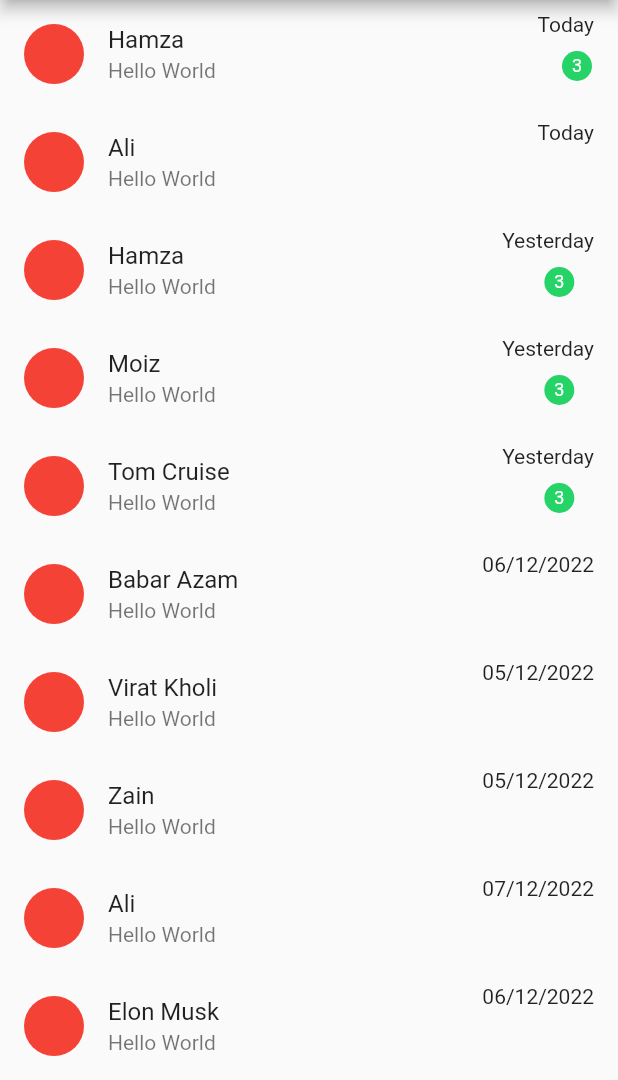
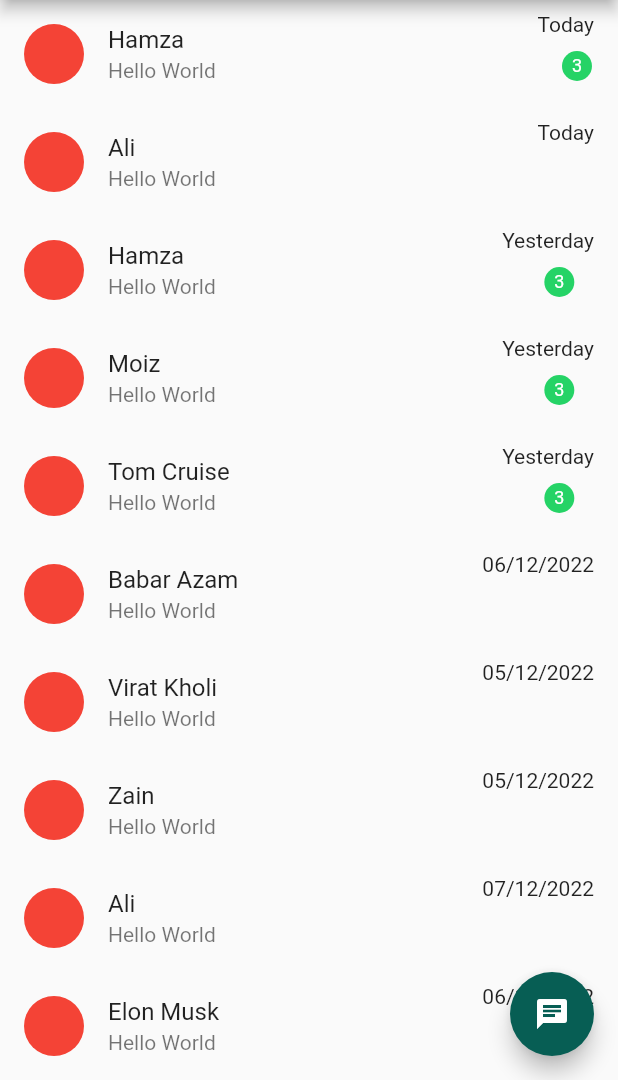
Before and after one commit to hamzar98980/Whastaap-App-Flutter, a Flutter app: the screen it shows after launch, tab 2 chosen, on a phone screen of 412 x 824 dp, the part 156-1236 px from its top. Run offline on Flutter 3.47's test engine with Material 2 defaults, Android fonts, the light colour scheme and no system bars.

Commit message:
float icon and image

```diff
--- a/lib/chats.dart
+++ b/lib/chats.dart
@@ -5,7 +5,15 @@ class chat extends StatelessWidget {
 
   @override
   Widget build(BuildContext context) {
-    return SingleChildScrollView(
+    return MaterialApp(
+      debugShowCheckedModeBanner: false,
+      home: Scaffold(
+        floatingActionButton: FloatingActionButton(
+          onPressed: () {},
+          child: Icon(Icons.chat),
+          backgroundColor: Color(0xFF075E54),
+        ),
+        body: SingleChildScrollView(
           child: Column(
             children: [
               chatview("Hamza", "Hello World", "Today"),
@@ -22,6 +30,8 @@ class chat extends StatelessWidget {
               chatview2("Modi", "Hello World", "05/12/2022"),
               chatview2("Shobaz Shareef", "Hello World", "07/12/2022"),
             ],
+          ),
+        ),
       ),
     );
   }
```
Also changed, not shown: lib/callls.dart (+38 -18 lines). Lines whose indentation alone changed are shown as unchanged.
